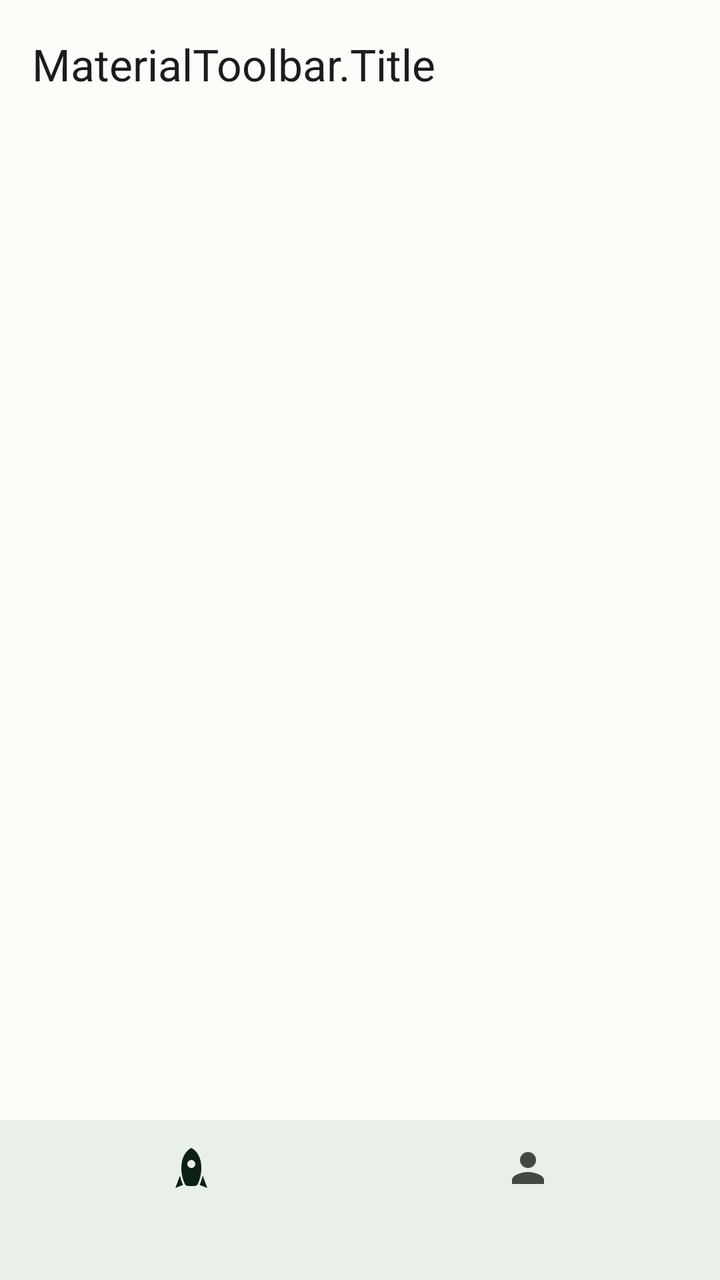
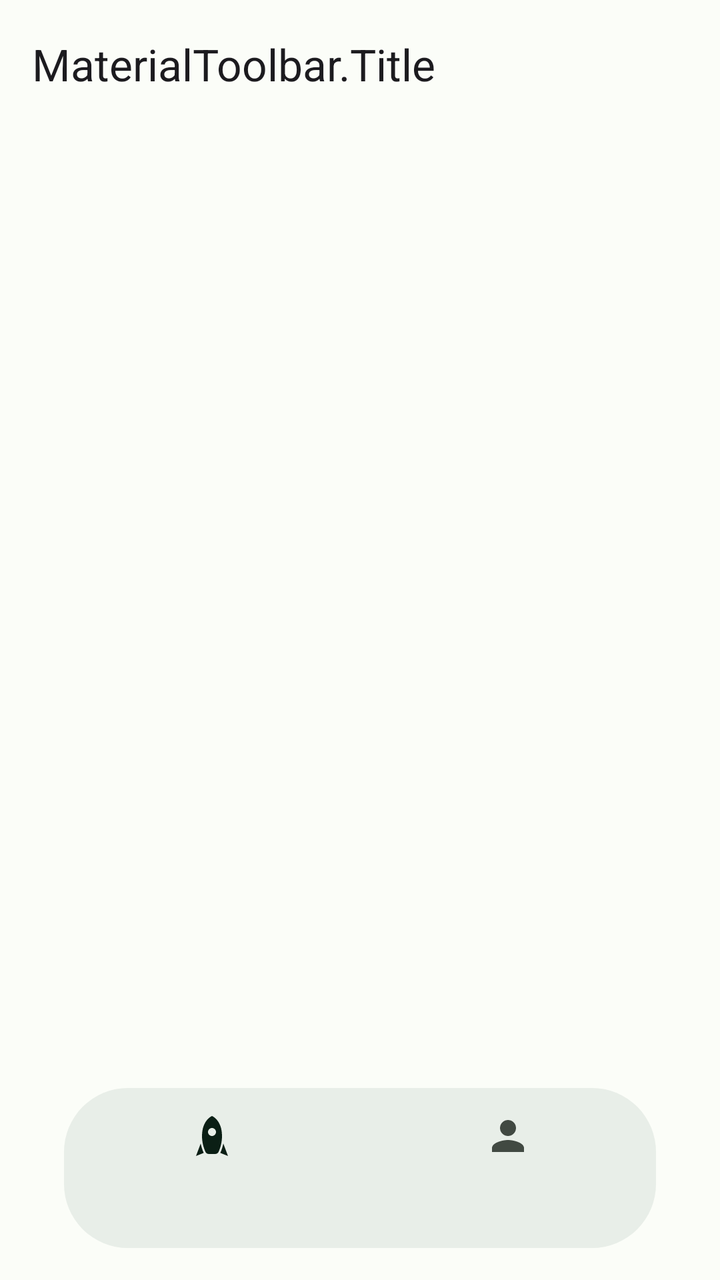

Compare the two renders of this Android layout. The source of the first and the diff that turns it into the second are given below.
<!-- AndroidManifest.xml: another module's application theme MainTheme2 -->
<!-- res/layout/activity_main_3.xml -->
<?xml version="1.0" encoding="utf-8"?>
<androidx.constraintlayout.widget.ConstraintLayout xmlns:android="http://schemas.android.com/apk/res/android"
    xmlns:app="http://schemas.android.com/apk/res-auto"
    xmlns:xamarin="http://schemas.xamarin.com/android/xamarin/tools"
    android:layout_width="match_parent"
    android:layout_height="match_parent"
    android:background="?attr/colorSurface">

    <include layout="@layout/shared_toolbar" />

    <com.google.android.material.bottomnavigation.BottomNavigationView
        android:id="@+id/nav_view"
        android:layout_width="0dp"
        android:layout_height="wrap_content"
        android:layout_marginStart="0dp"
        android:layout_marginEnd="0dp"
        android:background="?attr/colorSurface"
        app:labelVisibilityMode="labeled"
        app:itemActiveIndicatorStyle="@style/MainTheme2.NavigationBar.ActiveIndicator"
        app:itemRippleColor="@color/md3_primary_container"
        app:layout_constraintBottom_toBottomOf="parent"
        app:layout_constraintLeft_toLeftOf="parent"
        app:layout_constraintRight_toRightOf="parent"
        app:menu="@menu/bottom_nav_menu"
        xamarin:managedType="Google.Android.Material.BottomNavigation.BottomNavigationView" />

    <androidx.viewpager2.widget.ViewPager2
        android:id="@+id/viewPager2"
        android:layout_width="match_parent"
        android:layout_height="0dp"
        android:layout_marginTop="?attr/actionBarSize"
        app:layout_constraintBottom_toTopOf="@id/nav_view"
        app:layout_constraintLeft_toLeftOf="parent"
        app:layout_constraintRight_toRightOf="parent"
        app:layout_constraintTop_toTopOf="parent"
        xamarin:managedType="AndroidX.ViewPager2.Widget.ViewPager2" />

</androidx.constraintlayout.widget.ConstraintLayout>
<!-- res/layout/shared_toolbar.xml (included above) -->
<?xml version="1.0" encoding="utf-8"?>
<com.google.android.material.appbar.AppBarLayout xmlns:android="http://schemas.android.com/apk/res/android"
  xmlns:app="http://schemas.android.com/apk/res-auto"
  xmlns:tools="http://schemas.android.com/tools"
  xmlns:xamarin="http://schemas.xamarin.com/android/xamarin/tools"
  android:layout_width="match_parent"
  android:layout_height="wrap_content"
  android:background="?attr/colorSurface"
  android:stateListAnimator="@null"
  app:elevation="0dp">

  <com.google.android.material.appbar.MaterialToolbar
    android:id="@+id/toolbar"
    android:layout_width="match_parent"
    android:layout_height="wrap_content"
    android:background="?attr/colorSurface"
    app:navigationIconTint="@color/shell_title_color"
    app:theme="@style/MainTheme2.Toolbar"
    tools:title="MaterialToolbar.Title"
    xamarin:managedType="Google.Android.Material.AppBar.MaterialToolbar" />
</com.google.android.material.appbar.AppBarLayout>
<!-- resources referenced by this layout -->
<resources>
  <color name="md3_primary_container">#FF9DF6BF</color>
  <color name="shell_title_color">@color/md3_on_surface</color>
  <style name="MainTheme2.NavigationBar.ActiveIndicator" parent="Widget.Material3.BottomNavigationView.ActiveIndicator">
      <item name="android:color">@color/md3_primary_container</item>
    </style>
  <style name="MainTheme2.Toolbar" parent="ThemeOverlay.Material3.Toolbar.Surface">
      <item name="colorControlNormal">@color/shell_title_color</item>
      <item name="android:background">@android:color/transparent</item>
    </style>
  <style name="MainTheme2" parent="MainTheme2.V23" />
  <color name="md3_on_surface">#FF191C1A</color>
  <style name="MainTheme2.V23" parent="MainTheme2.Base">
      <item name="android:statusBarColor">@android:color/transparent</item>
      <item name="android:navigationBarColor">@android:color/transparent</item>
      <item name="android:windowLightStatusBar">true</item>
      <item name="android:windowLightNavigationBar">true</item>
    </style>
  <style name="MainTheme2.Base" parent="MainTheme2.Base.Shared">
      <item name="colorPrimary">@color/md3_primary</item>
      <item name="colorOnPrimary">@color/md3_on_primary</item>
      <item name="colorPrimaryContainer">@color/md3_primary_container</item>
      <item name="colorOnPrimaryContainer">@color/md3_on_primary_container</item>
      <item name="colorSecondary">@color/md3_secondary</item>
      <item name="colorOnSecondary">@color/md3_on_secondary</item>
      <item name="colorSecondaryContainer">@color/md3_secondary_container</item>
      <item name="colorOnSecondaryContainer">@color/md3_on_secondary_container</item>
    </style>
  <color name="md3_primary">#FF1B6B4A</color>
  <color name="md3_on_primary">#FFFFFFFF</color>
  <color name="md3_on_primary_container">#FF002110</color>
  <color name="md3_secondary">#FF4D6355</color>
  <color name="md3_on_secondary">#FFFFFFFF</color>
  <color name="md3_secondary_container">#FFD0E8D6</color>
  <color name="md3_on_secondary_container">#FF0B1F15</color>
  <style name="MainTheme2.OverflowMenu" parent="@style/Widget.Material3.PopupMenu.Overflow">
      <item name="android:overlapAnchor">false</item>
    </style>
  <color name="text_primary">#FF1C1B1F</color>
  <color name="text_secondary">#FF49454F</color>
  <color name="md3_tertiary">#FF3D6473</color>
  <color name="md3_on_tertiary">#FFFFFFFF</color>
  <color name="md3_tertiary_container">#FFC1E8FA</color>
  <color name="md3_on_tertiary_container">#FF001F29</color>
  <color name="md3_error">#FFBA1A1A</color>
  <color name="md3_on_error">#FFFFFFFF</color>
  <color name="md3_error_container">#FFFFDAD6</color>
  <color name="md3_on_error_container">#FF410002</color>
  <color name="md3_background">#FFFBFDF8</color>
  <color name="md3_on_background">#FF191C1A</color>
  <color name="md3_surface">#FFFBFDF8</color>
  <color name="md3_surface_variant">#FFDCE5DC</color>
  <color name="md3_on_surface_variant">#FF414942</color>
  <color name="md3_outline">#FF717971</color>
  <color name="md3_outline_variant">#FFC0C9C0</color>
  <!-- unchanged entries left out for length: 1 -->
</resources>

<!-- the commit's change to res/layout/activity_main_3.xml (unified diff, before → after) -->
@@ -12,9 +12,11 @@
         android:id="@+id/nav_view"
         android:layout_width="0dp"
         android:layout_height="wrap_content"
-        android:layout_marginStart="0dp"
-        android:layout_marginEnd="0dp"
-        android:background="?attr/colorSurface"
+        android:layout_marginStart="32dp"
+        android:layout_marginEnd="32dp"
+        android:layout_marginBottom="16dp"
+        android:background="@drawable/nav_bar_pill"
+        android:elevation="12dp"
         app:labelVisibilityMode="labeled"
         app:itemActiveIndicatorStyle="@style/MainTheme2.NavigationBar.ActiveIndicator"
         app:itemRippleColor="@color/md3_primary_container"
@@ -29,7 +31,8 @@
         android:layout_width="match_parent"
         android:layout_height="0dp"
         android:layout_marginTop="?attr/actionBarSize"
-        app:layout_constraintBottom_toTopOf="@id/nav_view"
+        android:clipToPadding="false"
+        app:layout_constraintBottom_toBottomOf="parent"
         app:layout_constraintLeft_toLeftOf="parent"
         app:layout_constraintRight_toRightOf="parent"
         app:layout_constraintTop_toTopOf="parent"
<!-- resource entries referenced after the edit -->
@@ -2,6 +2,13 @@
 <resources>
   <color name="md3_primary_container">#FF9DF6BF</color>
   <color name="shell_title_color">@color/md3_on_surface</color>
+  <!-- drawable nav_bar_pill (drawable) -->
+  <?xml version="1.0" encoding="utf-8"?>
+  <shape xmlns:android="http://schemas.android.com/apk/res/android"
+      android:shape="rectangle">
+      <solid android:color="@color/md3_surface_container_high" />
+      <corners android:radius="32dp" />
+  </shape>
   <style name="MainTheme2.NavigationBar.ActiveIndicator" parent="Widget.Material3.BottomNavigationView.ActiveIndicator">
       <item name="android:color">@color/md3_primary_container</item>
     </style>
@@ -11,6 +18,7 @@
     </style>
   <style name="MainTheme2" parent="MainTheme2.V23" />
   <color name="md3_on_surface">#FF191C1A</color>
+  <color name="md3_surface_container_high">#FFE8EEE8</color>
   <style name="MainTheme2.V23" parent="MainTheme2.Base">
       <item name="android:statusBarColor">@android:color/transparent</item>
       <item name="android:navigationBarColor">@android:color/transparent</item>
